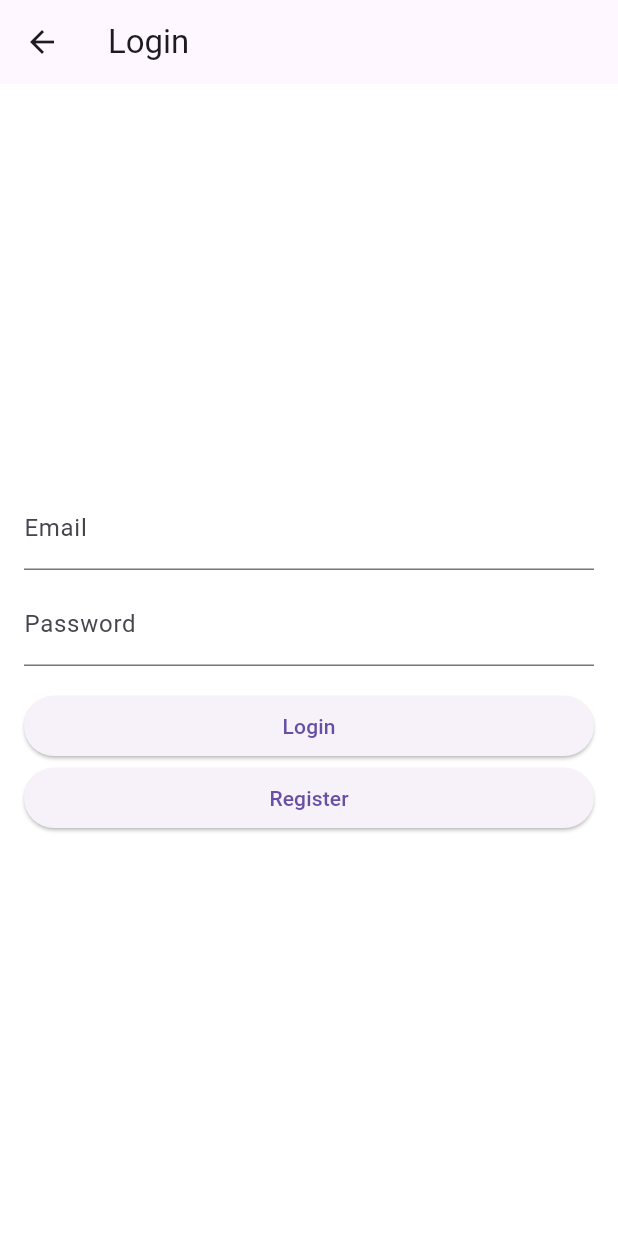
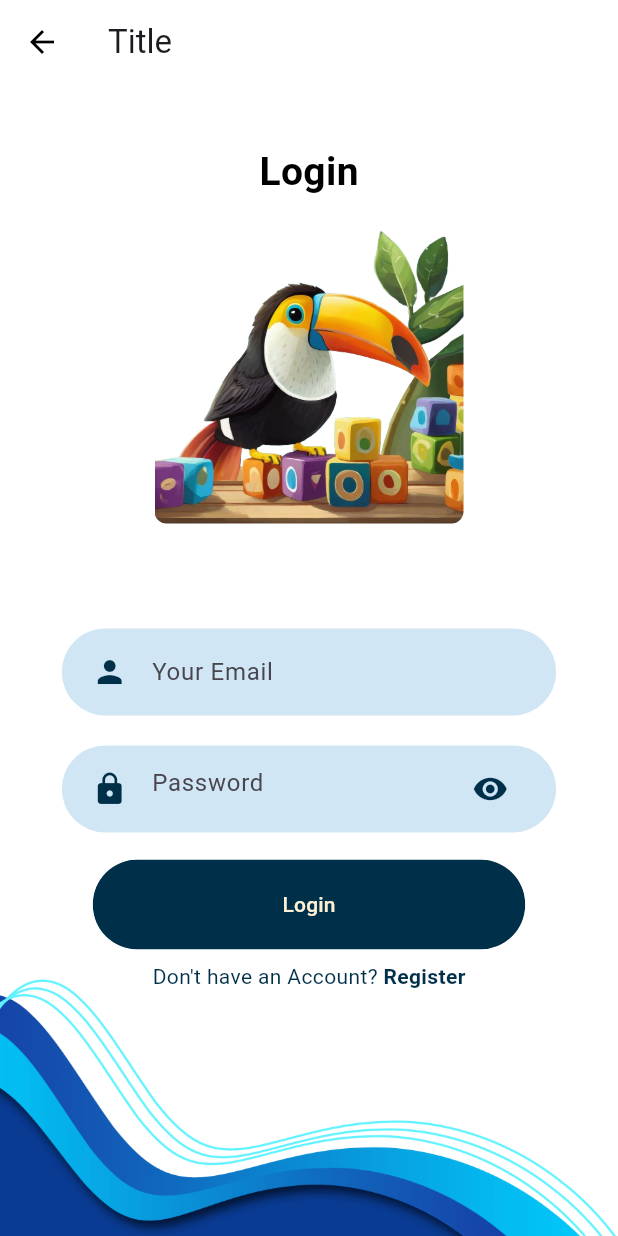
Before and after one commit to msheikh1/SEGP, a Flutter app: the screen it shows after launch, after a tap on "Teacher", on a phone screen of 412 x 824 dp. Run offline on Flutter 3.47's test engine with Material 3 defaults, Android fonts, the phone set to English and light mode, and no system bars; our stand-ins replace cloud_firestore, curved_navigation_bar, date_picker_timeline, firebase_auth, firebase_core, get and 2 more; missing offline and left inert: dart:ffi; accounts and stored records are empty; network calls fail.

Commit message:
Finished Teacher Login Design

```diff
--- a/lib/Screens/Welcome/LoginPage.dart
+++ b/lib/Screens/Welcome/LoginPage.dart
@@ -1,6 +1,13 @@
 import 'package:flutter/material.dart';
 import 'package:flutter_school/Screens/Authentication/authenticate.dart';
 import 'package:firebase_auth/firebase_auth.dart';
+import 'package:flutter_school/components/round_button.dart';
+import 'package:flutter_school/components/text_field_container.dart';
+import 'package:flutter_school/widgets/app_large_text.dart';
+
+import '../../components/rounded_input_field.dart';
+import '../../components/rounded_password.dart';
+import '../../constants.dart';
 
 class LoginPage extends StatefulWidget {
   @override
@@ -32,37 +39,88 @@ class _LoginPageState extends State<LoginPage> {
 
   @override
   Widget build(BuildContext context) {
+    Size size = MediaQuery.of(context).size;
     return Scaffold(
       appBar: AppBar(
-        title: Text('Login'),
+        iconTheme: IconThemeData(
+          color: Colors.black, //change your color here
+        ),
+        backgroundColor: Colors.white,
+        elevation: 0,
+        title: Text("Title"),
       ),
-      body: Padding(
-        padding: EdgeInsets.all(16.0),
-        child: Column(
-          mainAxisAlignment: MainAxisAlignment.center,
-          crossAxisAlignment: CrossAxisAlignment.stretch,
-          children: [
-            TextField(
-              controller: _emailController,
-              decoration: InputDecoration(labelText: 'Email'),
+      body: Container(
+        height: size.height,
+        width: double.infinity,
+        child: Stack(
+          children: <Widget>[
+            SingleChildScrollView(
+              child: Container(
+                padding: EdgeInsets.symmetric(horizontal: 20),
+                child: Column(
+                  mainAxisAlignment: MainAxisAlignment.start,
+                  crossAxisAlignment: CrossAxisAlignment.center,
+                  children: <Widget>[
+                    SizedBox(height: 40),
+                    AppLargeText(text: 'Login'),
+                    SizedBox(height: 10),
+                    ClipRRect(
+                      borderRadius: BorderRadius.circular(8.0),
+                      child: Image.asset(
+                        "assets/images/toucan_nobg.png",
+                        width: size.width * 0.5,
+                      ),
+                    ),
+                    SizedBox(height: 60),
+                    RoundedInputField(
+                      emailController: _emailController,
+                      hintText: ('Your Email'),
+                      onChanged: (String value) {},
+                    ),
+                    RoundedPasswordField(
+                      onChanged: (String value) {},
+                      passwordController: _passwordController,
+                    ),
+                    RoundButton(
+                      text: ("Login"),
+                      press: _signInWithEmailAndPassword,
+                    ),
+                    Row(
+                      mainAxisAlignment: MainAxisAlignment.center,
+                      children: <Widget>[
+                        Text(
+                          "Don't have an Account? ",
+                          style: TextStyle(color: myDarkBlue),
+                        ),
+                        GestureDetector(
+                          onTap: () {
+                            Navigator.pushNamed(context, '/register');
+                          },
+                          child: Text(
+                            "Register",
+                            style: TextStyle(
+                              color: myDarkBlue,
+                              fontWeight: FontWeight.bold,
+                            ),
+                          ),
+                        ),
+                      ],
+                    ),
+                    SizedBox(height: 20), // Add some space at the bottom
+                  ],
+                ),
+              ),
             ),
-            SizedBox(height: 8.0),
-            TextField(
-              controller: _passwordController,
-              decoration: InputDecoration(labelText: 'Password'),
-              obscureText: true,
+            // Positioned to overlay at the bottom of the screen
+            Positioned(
+              bottom: 0,
+              left: 0,
+              right: 0,
+              child: Image.asset(
+                "assets/images/wave_blue_bottom.png",
+                width: size.width * 0.2,
+              ),
             ),
-            SizedBox(height: 16.0),
-            ElevatedButton(
-              onPressed: _signInWithEmailAndPassword,
-              child: Text('Login'),
-            ),
-            ElevatedButton(
-              onPressed: () {
-                Navigator.pushNamed(context, '/register');
-              },
-              child: Text('Register'),
-            )
           ],
         ),
       ),
--- a/lib/Screens/Welcome/components/background.dart
+++ b/lib/Screens/Welcome/components/background.dart
@@ -20,21 +20,15 @@ class Background extends StatelessWidget {
                 top: 0,
                 left: 0,
                 child: Image.asset(
-                  "assets/images/login_top_bottom.png",
+                  "assets/images/wave_blue_top.png",
+                  width: size.width,
                 )),
             Positioned(
                 bottom: 0,
                 left: 0,
                 child: Image.asset(
-                  "assets/images/main_bottom.png",
-                  width: size.width * 0.3,
-                )),
-            Positioned(
-                bottom: 0,
-                right: 0,
-                child: Image.asset(
-                  "assets/images/login_bottom.png",
-                  width: size.width * 0.6,
+                  "assets/images/wave_blue_bottom.png",
+                  width: size.width,
                 )),
             child,
           ],
--- a/lib/Screens/Welcome/components/body.dart
+++ b/lib/Screens/Welcome/components/body.dart
@@ -8,25 +8,27 @@ import 'package:flutter_school/constants.dart';
 import 'package:flutter_school/components/round_button.dart';
 
 class Body extends StatelessWidget {
-  const Body({super.key});
+  const Body({Key? key});
 
   @override
   Widget build(BuildContext context) {
     final AuthService _auth = AuthService();
     Size size = MediaQuery.of(context).size;
     return Background(
+
+      child: Center(
         child: SingleChildScrollView(
           child: Column(
-        mainAxisAlignment: MainAxisAlignment.center,
+            crossAxisAlignment: CrossAxisAlignment.center, // Align column at the start
+            mainAxisAlignment: MainAxisAlignment.start,
             children: <Widget>[
-          Text(
+              SizedBox(height: size.height * 0.1), // Adjust this value according to your needs
+              Padding(
+                padding: const EdgeInsets.symmetric(horizontal: 20),
+                child: Text(
                   "Preschool App",
                   style: TextStyle(fontWeight: FontWeight.bold),
                 ),
-          SizedBox(height: size.height * 0.05),
-          Image.asset(
-            "assets/images/schoolv3.png",
-            width: size.width * 0.9,
               ),
               SizedBox(height: size.height * 0.05),
               RoundButton(
@@ -35,6 +37,7 @@ class Body extends StatelessWidget {
                   print("Building TeacherScreen");
                   Navigator.pushNamed(context, '/login');
                 },
+                color: myDarkBlue,
               ),
               RoundButton(
                 text: "Parent",
@@ -47,10 +50,41 @@ class Body extends StatelessWidget {
                     print(result);
                   }
                 },
-            color: myPrimaryLightColor,
+                color: myDarkBlue,
               ),
             ],
           ),
-    ));
+        ),
+      ),
+    );
   }
 }
+
+
+class Background extends StatelessWidget {
+  final Widget child;
+  const Background({
+    Key? key,
+    required this.child,
+  }) : super(key: key);
+
+  @override
+  Widget build(BuildContext context) {
+    Size size = MediaQuery.of(context).size;
+    return Container(
+      height: size.height,
+      width: double.infinity,
+      child: Stack(
+        children: [
+          Image.asset(
+            "assets/images/belize_flag.png",
+            width: size.width,
+            height: size.height,
+            fit: BoxFit.cover,
+          ),
+          child,
+        ],
+      ),
+    );
+  }
+}
--- a/lib/components/round_button.dart
+++ b/lib/components/round_button.dart
@@ -9,7 +9,7 @@ class RoundButton extends StatelessWidget {
       {super.key,
       required this.text,
       required this.press,
-      this.color = myPrimaryColor,
+      this.color = myDarkBlue,
       this.textColor = Colors.white});
 
   @override
@@ -27,7 +27,7 @@ class RoundButton extends StatelessWidget {
           onPressed: () {
             press();
           },
-          child: Text(text, style: TextStyle(color: Colors.white)),
+          child: Text(text, style: TextStyle(color: myCream)),
         ),
       ),
     );
--- /dev/null
+++ b/lib/components/rounded_input_field.dart
@@ -0,0 +1,37 @@
+import 'package:flutter/material.dart';
+import 'package:flutter_school/components/text_field_container.dart';
+
+import '../constants.dart';
+
+class RoundedInputField extends StatelessWidget {
+  final String hintText;
+  final IconData icon;
+  final ValueChanged<String> onChanged;
+
+  const RoundedInputField({
+    super.key,
+    required TextEditingController emailController,
+    required this.hintText,
+    this.icon = Icons.person,
+    required this.onChanged,
+  }) : _emailController = emailController;
+
+  final TextEditingController _emailController;
+
+  @override
+  Widget build(BuildContext context) {
+    return TextFieldContainer(
+      child: TextField(
+        onChanged: onChanged,
+        controller: _emailController,
+        decoration: InputDecoration(
+          icon: Icon(
+            icon,
+            color: myDarkBlue,
+          ),
+          hintText: hintText, border: InputBorder.none
+        ),
+      ),
+    );
+  }
+}
--- /dev/null
+++ b/lib/components/rounded_password.dart
@@ -0,0 +1,34 @@
+import 'package:flutter/material.dart';
+import 'package:flutter_school/components/text_field_container.dart';
+
+import '../constants.dart';
+
+class RoundedPasswordField extends StatelessWidget {
+  final ValueChanged<String> onChanged;
+  const RoundedPasswordField({
+    super.key, required this.onChanged,
+    required TextEditingController passwordController,
+  });
+
+  @override
+  Widget build(BuildContext context) {
+    return TextFieldContainer(
+      child: TextField(
+        obscureText: true,
+        onChanged: onChanged,
+        decoration: InputDecoration(
+          hintText: "Password",
+          icon: Icon(
+            Icons.lock,
+            color: myDarkBlue,
+          ),
+          suffixIcon: Icon(
+            Icons.visibility,
+            color: myDarkBlue,
+          ),
+          border: InputBorder.none,
+        ),
+      ),
+    );
+  }
+}
--- /dev/null
+++ b/lib/components/text_field_container.dart
@@ -0,0 +1,54 @@
+import 'package:flutter/material.dart';
+
+import '../constants.dart';
+
+class TextFieldContainer extends StatelessWidget {
+  final Widget child;
+
+  const TextFieldContainer({
+    super.key,
+    required this.child,
+  });
+
+  @override
+  Widget build(BuildContext context) {
+    Size size = MediaQuery.of(context).size;
+    return Container(
+      margin: EdgeInsets.symmetric(vertical: 10),
+      padding: EdgeInsets.symmetric(horizontal: 20, vertical: 5),
+      width: size.width * 0.8,
+      decoration: BoxDecoration(
+        color: myLightBlue,
+        borderRadius: BorderRadius.circular(29),
+      ),
+      // child: Column(
+      //   mainAxisAlignment: MainAxisAlignment.center,
+      //   crossAxisAlignment: CrossAxisAlignment.stretch,
+      //   children: [
+      //     TextField(
+      //       controller: _emailController,
+      //       decoration: InputDecoration(labelText: 'Email'),
+      //     ),
+      //     SizedBox(height: 8.0),
+      //     TextField(
+      //       controller: _passwordController,
+      //       decoration: InputDecoration(labelText: 'Password'),
+      //       obscureText: true,
+      //     ),
+      //     SizedBox(height: 16.0),
+      //     ElevatedButton(
+      //       onPressed: _signInWithEmailAndPassword,
+      //       child: Text('Login'),
+      //     ),
+      //     ElevatedButton(
+      //       onPressed: () {
+      //         Navigator.pushNamed(context, '/register');
+      //       },
+      //       child: Text('Register'),
+      //     )
+      //   ],
+      // ),
+      child: child,
+    );
+  }
+}
--- a/lib/constants.dart
+++ b/lib/constants.dart
@@ -6,7 +6,9 @@ const myPrimaryLightColor = Color(0xFFFCD5CE);
 const myBackgroundColor = Color(0xFFFFFFFF);
 const myDarkBlue = Color(0xFF003049);
 const myRed = Color(0xFFC1121F);
+const myLightRed = Color(0xFFFF9396);
 const myCream = Color(0xFFFDF0D5);
+const myLightBlue = Color(0xFFD1E6F4);
 
 
 
```
Also changed, not shown: assets/images/belize_flag.png (added), assets/images/toucan.png (added), assets/images/toucan_nobg.png (added), assets/images/wave_blue.png (added), assets/images/wave_blue_bottom.png (added), assets/images/wave_blue_top.png (added). Lines whose indentation alone changed are shown as unchanged.
